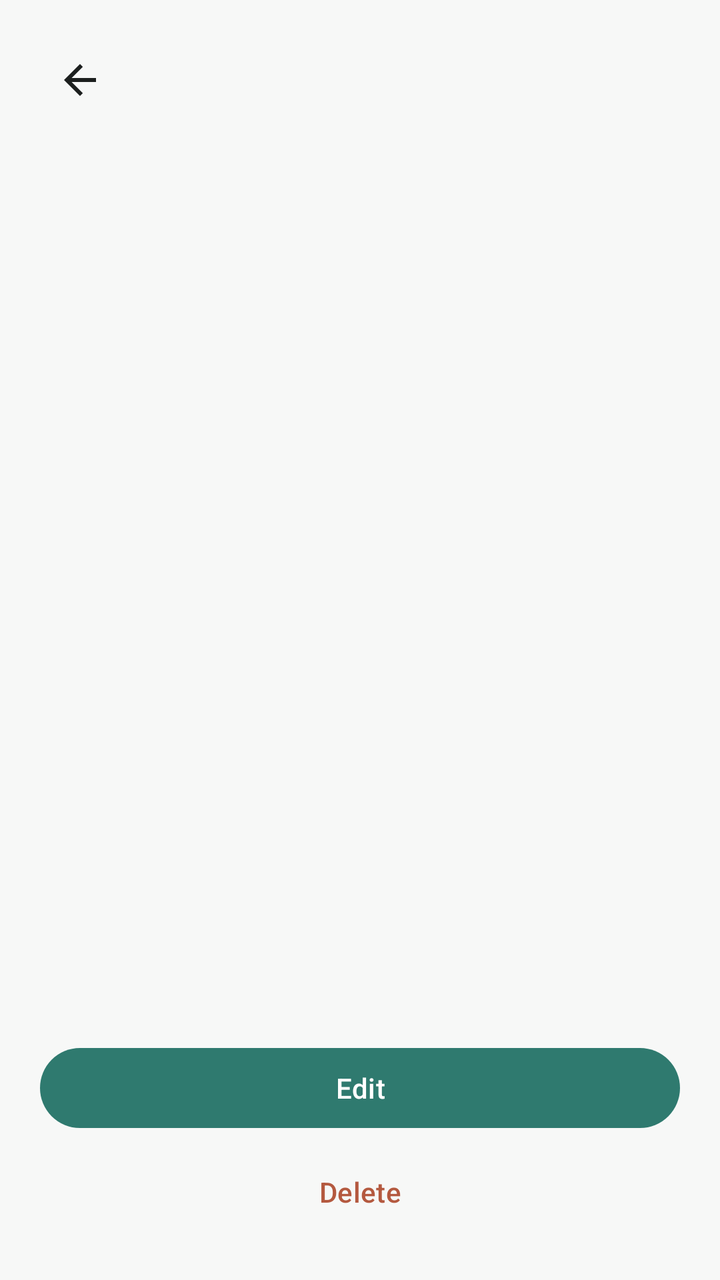
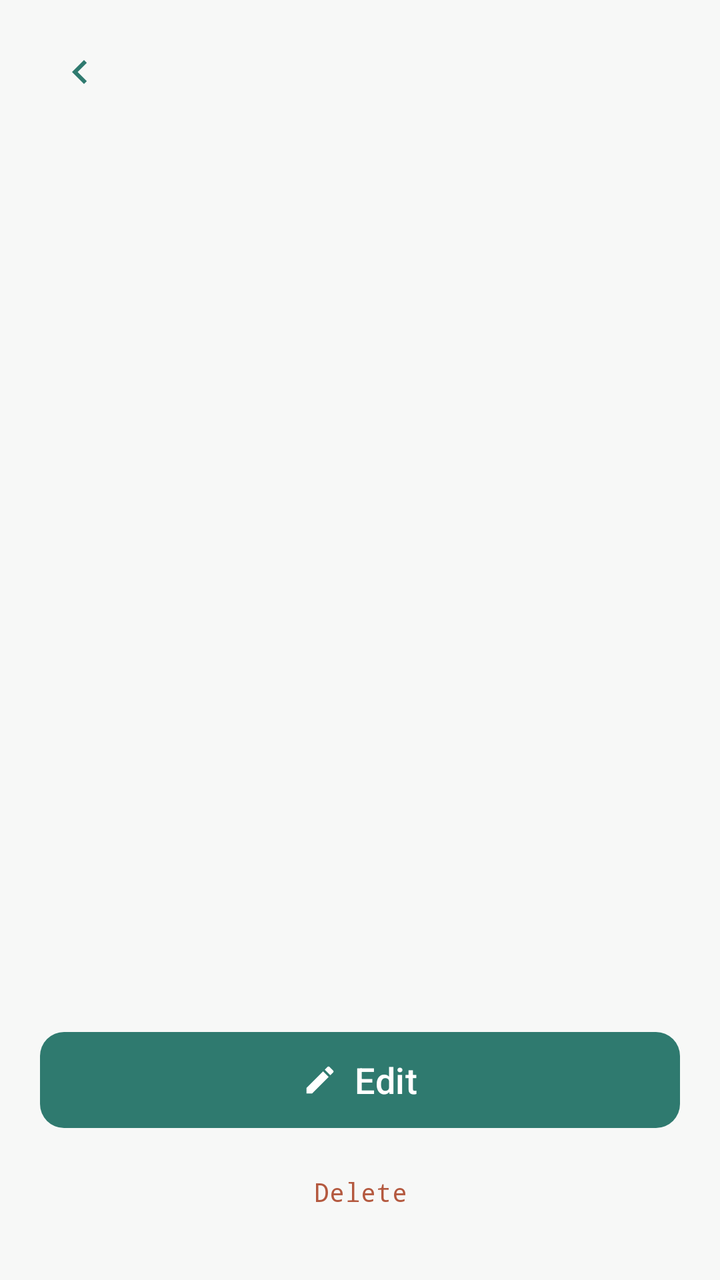

Before-and-after screenshots of an Android layout around one commit, followed by the original layout XML and the change that was made.
<!-- AndroidManifest.xml: application theme Theme.TodoList -->
<!-- res/layout/activity_task_detail.xml -->
<?xml version="1.0" encoding="utf-8"?>
<ScrollView xmlns:android="http://schemas.android.com/apk/res/android"
    xmlns:app="http://schemas.android.com/apk/res-auto"
    android:id="@+id/detail_root"
    android:layout_width="match_parent"
    android:layout_height="match_parent"
    android:background="@color/canvas_mist"
    android:fillViewport="true">

    <LinearLayout
        android:layout_width="match_parent"
        android:layout_height="wrap_content"
        android:orientation="vertical"
        android:padding="20dp">

        <ImageView
            android:id="@+id/btn_back"
            android:layout_width="40dp"
            android:layout_height="40dp"
            android:background="?attr/selectableItemBackgroundBorderless"
            android:contentDescription="@string/edit"
            android:padding="8dp"
            android:src="@drawable/ic_back" />

        <TextView
            android:id="@+id/detail_title"
            android:layout_width="match_parent"
            android:layout_height="wrap_content"
            android:layout_marginTop="12dp"
            android:textColor="@color/charcoal_ink"
            android:textSize="28sp"
            android:textStyle="bold" />

        <LinearLayout
            android:layout_width="wrap_content"
            android:layout_height="wrap_content"
            android:orientation="horizontal"
            android:gravity="center_vertical"
            android:layout_marginTop="12dp">

            <View
                android:id="@+id/detail_dot"
                android:layout_width="10dp"
                android:layout_height="10dp"
                android:layout_marginEnd="8dp"
                android:background="@drawable/bg_topic_dot"
                android:visibility="gone" />

            <TextView
                android:id="@+id/detail_topic"
                android:layout_width="wrap_content"
                android:layout_height="wrap_content"
                android:layout_marginEnd="16dp"
                android:textColor="@color/muted_steel"
                android:textSize="14sp" />

            <TextView
                android:id="@+id/detail_due"
                android:layout_width="wrap_content"
                android:layout_height="wrap_content"
                android:fontFamily="monospace"
                android:textColor="@color/muted_steel"
                android:textSize="13sp" />
        </LinearLayout>

        <ImageView
            android:id="@+id/detail_image"
            android:layout_width="match_parent"
            android:layout_height="220dp"
            android:layout_marginTop="20dp"
            android:contentDescription="@string/attachment"
            android:scaleType="centerCrop"
            android:visibility="gone" />

        <TextView
            android:id="@+id/detail_note"
            android:layout_width="match_parent"
            android:layout_height="wrap_content"
            android:layout_marginTop="20dp"
            android:lineSpacingExtra="4dp"
            android:textColor="@color/muted_steel"
            android:textSize="16sp"
            android:visibility="gone" />

        <Space
            android:layout_width="match_parent"
            android:layout_height="0dp"
            android:layout_weight="1"
            android:minHeight="24dp" />

        <com.google.android.material.button.MaterialButton
            android:id="@+id/btn_edit"
            android:layout_width="match_parent"
            android:layout_height="wrap_content"
            android:layout_marginTop="24dp"
            android:text="@string/edit"
            android:textColor="@color/pure_surface"
            app:backgroundTint="@color/muted_sage"
            app:cornerRadius="20dp" />

        <com.google.android.material.button.MaterialButton
            android:id="@+id/btn_delete"
            style="@style/Widget.Material3.Button.TextButton"
            android:layout_width="match_parent"
            android:layout_height="wrap_content"
            android:layout_marginTop="4dp"
            android:text="@string/delete"
            android:textColor="@color/soft_clay" />
    </LinearLayout>
</ScrollView>
<!-- resources referenced by this layout -->
<resources>
  <color name="canvas_mist">#F7F8F7</color>
  <color name="charcoal_ink">#1C1F1E</color>
  <color name="muted_sage">#2F7A6F</color>
  <color name="muted_steel">#6B7270</color>
  <color name="pure_surface">#FFFFFF</color>
  <color name="soft_clay">#B4593F</color>
  <!-- drawable bg_topic_dot (drawable) -->
  <?xml version="1.0" encoding="utf-8"?>
  <shape xmlns:android="http://schemas.android.com/apk/res/android"
      android:shape="oval">
      <solid android:color="@color/muted_sage" />
  </shape>
  <!-- drawable ic_back (drawable) -->
  <vector xmlns:android="http://schemas.android.com/apk/res/android"
      android:width="24dp" android:height="24dp"
      android:viewportWidth="24" android:viewportHeight="24"
      android:tint="#1C1F1E">
      <path android:fillColor="@android:color/white"
          android:pathData="M20,11H7.83l5.59,-5.59L12,4l-8,8 8,8 1.41,-1.41L7.83,13H20v-2z"/>
  </vector>
  <string name="attachment">Attachment</string>
  <string name="delete">Delete</string>
  <string name="edit">Edit</string>
  <style name="Theme.TodoList" parent="Base.Theme.TodoList" />
  <style name="Base.Theme.TodoList" parent="Theme.Material3.DayNight.NoActionBar">
          
          
          <item name="colorPrimary">@color/muted_sage</item>
          <item name="colorOnPrimary">@color/pure_surface</item>
          <item name="android:colorBackground">@color/canvas_mist</item>
          <item name="colorSurface">@color/pure_surface</item>
          <item name="colorOnSurface">@color/charcoal_ink</item>
      </style>
</resources>

<!-- the commit's change to res/layout/activity_task_detail.xml (unified diff, before → after) -->
@@ -11,8 +11,11 @@
         android:layout_width="match_parent"
         android:layout_height="wrap_content"
         android:orientation="vertical"
-        android:padding="20dp">
+        android:paddingHorizontal="20dp"
+        android:paddingTop="16dp"
+        android:paddingBottom="20dp">
 
+        
         <ImageView
             android:id="@+id/btn_back"
             android:layout_width="40dp"
@@ -20,17 +23,21 @@
             android:background="?attr/selectableItemBackgroundBorderless"
             android:contentDescription="@string/edit"
             android:padding="8dp"
-            android:src="@drawable/ic_back" />
+            android:src="@drawable/ic_chevron_left"
+            app:tint="@color/muted_sage" />
 
+        
         <TextView
             android:id="@+id/detail_title"
             android:layout_width="match_parent"
             android:layout_height="wrap_content"
-            android:layout_marginTop="12dp"
+            android:layout_marginTop="8dp"
             android:textColor="@color/charcoal_ink"
-            android:textSize="28sp"
-            android:textStyle="bold" />
+            android:textSize="32sp"
+            android:textStyle="bold"
+            android:lineSpacingExtra="2dp" />
 
+        
         <LinearLayout
             android:layout_width="wrap_content"
             android:layout_height="wrap_content"
@@ -40,8 +47,8 @@
 
             <View
                 android:id="@+id/detail_dot"
-                android:layout_width="10dp"
-                android:layout_height="10dp"
+                android:layout_width="8dp"
+                android:layout_height="8dp"
                 android:layout_marginEnd="8dp"
                 android:background="@drawable/bg_topic_dot"
                 android:visibility="gone" />
@@ -50,33 +57,71 @@
                 android:id="@+id/detail_topic"
                 android:layout_width="wrap_content"
                 android:layout_height="wrap_content"
-                android:layout_marginEnd="16dp"
                 android:textColor="@color/muted_steel"
                 android:textSize="14sp" />
 
-            <TextView
-                android:id="@+id/detail_due"
+            <LinearLayout
+                android:id="@+id/detail_reminder"
                 android:layout_width="wrap_content"
                 android:layout_height="wrap_content"
-                android:fontFamily="monospace"
-                android:textColor="@color/muted_steel"
-                android:textSize="13sp" />
+                android:orientation="horizontal"
+                android:gravity="center_vertical"
+                android:layout_marginStart="16dp"
+                android:visibility="gone">
+
+                <ImageView
+                    android:layout_width="16dp"
+                    android:layout_height="16dp"
+                    android:layout_marginEnd="6dp"
+                    android:contentDescription="@string/due_reminder"
+                    android:src="@drawable/ic_bell"
+                    app:tint="@color/faint_steel" />
+
+                <TextView
+                    android:id="@+id/detail_due"
+                    android:layout_width="wrap_content"
+                    android:layout_height="wrap_content"
+                    android:fontFamily="monospace"
+                    android:textColor="@color/muted_steel"
+                    android:textSize="13sp" />
+            </LinearLayout>
         </LinearLayout>
 
-        <ImageView
-            android:id="@+id/detail_image"
+        
+        <HorizontalScrollView
+            android:id="@+id/detail_image_scroll"
             android:layout_width="match_parent"
-            android:layout_height="220dp"
-            android:layout_marginTop="20dp"
-            android:contentDescription="@string/attachment"
-            android:scaleType="centerCrop"
+            android:layout_height="wrap_content"
+            android:layout_marginTop="24dp"
+            android:clipToPadding="false"
+            android:scrollbars="none"
+            android:visibility="gone">
+
+            <LinearLayout
+                android:id="@+id/detail_image_row"
+                android:layout_width="wrap_content"
+                android:layout_height="wrap_content"
+                android:orientation="horizontal" />
+        </HorizontalScrollView>
+
+        
+        <TextView
+            android:id="@+id/detail_note_label"
+            android:layout_width="wrap_content"
+            android:layout_height="wrap_content"
+            android:layout_marginTop="24dp"
+            android:letterSpacing="0.03"
+            android:text="@string/notes"
+            android:textColor="@color/muted_sage"
+            android:textSize="14sp"
+            android:textStyle="bold"
             android:visibility="gone" />
 
         <TextView
             android:id="@+id/detail_note"
             android:layout_width="match_parent"
             android:layout_height="wrap_content"
-            android:layout_marginTop="20dp"
+            android:layout_marginTop="12dp"
             android:lineSpacingExtra="4dp"
             android:textColor="@color/muted_steel"
             android:textSize="16sp"
@@ -88,15 +133,20 @@
             android:layout_weight="1"
             android:minHeight="24dp" />
 
+        
         <com.google.android.material.button.MaterialButton
             android:id="@+id/btn_edit"
             android:layout_width="match_parent"
-            android:layout_height="wrap_content"
+            android:layout_height="56dp"
             android:layout_marginTop="24dp"
             android:text="@string/edit"
             android:textColor="@color/pure_surface"
+            android:textSize="18sp"
             app:backgroundTint="@color/muted_sage"
-            app:cornerRadius="20dp" />
+            app:cornerRadius="12dp"
+            app:icon="@drawable/ic_edit"
+            app:iconGravity="textStart"
+            app:iconTint="@color/pure_surface" />
 
         <com.google.android.material.button.MaterialButton
             android:id="@+id/btn_delete"
@@ -104,7 +154,9 @@
             android:layout_width="match_parent"
             android:layout_height="wrap_content"
             android:layout_marginTop="4dp"
+            android:fontFamily="monospace"
             android:text="@string/delete"
+            android:textSize="13sp"
             android:textColor="@color/soft_clay" />
     </LinearLayout>
 </ScrollView>
<!-- resource entries referenced after the edit -->
@@ -2,6 +2,7 @@
 <resources>
   <color name="canvas_mist">#F7F8F7</color>
   <color name="charcoal_ink">#1C1F1E</color>
+  <color name="faint_steel">#A0A5A3</color>
   <color name="muted_sage">#2F7A6F</color>
   <color name="muted_steel">#6B7270</color>
   <color name="pure_surface">#FFFFFF</color>
@@ -12,17 +13,34 @@
       android:shape="oval">
       <solid android:color="@color/muted_sage" />
   </shape>
-  <!-- drawable ic_back (drawable) -->
+  <!-- drawable ic_bell (drawable) -->
+  <?xml version="1.0" encoding="utf-8"?>
   <vector xmlns:android="http://schemas.android.com/apk/res/android"
       android:width="24dp" android:height="24dp"
-      android:viewportWidth="24" android:viewportHeight="24"
-      android:tint="#1C1F1E">
-      <path android:fillColor="@android:color/white"
-          android:pathData="M20,11H7.83l5.59,-5.59L12,4l-8,8 8,8 1.41,-1.41L7.83,13H20v-2z"/>
+      android:viewportWidth="24" android:viewportHeight="24">
+      <path android:fillColor="@color/charcoal_ink"
+          android:pathData="M12,22c1.1,0 2,-0.9 2,-2h-4c0,1.1 0.9,2 2,2zM18,16v-5c0,-3.07 -1.64,-5.64 -4.5,-6.32L13.5,4c0,-0.83 -0.67,-1.5 -1.5,-1.5s-1.5,0.67 -1.5,1.5v0.68C7.63,5.36 6,7.92 6,11v5l-2,2v1h16v-1l-2,-2z"/>
   </vector>
-  <string name="attachment">Attachment</string>
+  <!-- drawable ic_chevron_left (drawable) -->
+  <?xml version="1.0" encoding="utf-8"?>
+  <vector xmlns:android="http://schemas.android.com/apk/res/android"
+      android:width="24dp" android:height="24dp"
+      android:viewportWidth="24" android:viewportHeight="24">
+      <path android:fillColor="@color/charcoal_ink"
+          android:pathData="M15.41,7.41L14,6l-6,6 6,6 1.41,-1.41L10.83,12z"/>
+  </vector>
+  <!-- drawable ic_edit (drawable) -->
+  <?xml version="1.0" encoding="utf-8"?>
+  <vector xmlns:android="http://schemas.android.com/apk/res/android"
+      android:width="24dp" android:height="24dp"
+      android:viewportWidth="24" android:viewportHeight="24">
+      <path android:fillColor="@color/charcoal_ink"
+          android:pathData="M3,17.25V21h3.75L17.81,9.94l-3.75,-3.75L3,17.25zM20.71,7.04c0.39,-0.39 0.39,-1.02 0,-1.41l-2.34,-2.34c-0.39,-0.39 -1.02,-0.39 -1.41,0l-1.83,1.83 3.75,3.75 1.83,-1.83z"/>
+  </vector>
   <string name="delete">Delete</string>
+  <string name="due_reminder">Due date &amp; reminder</string>
   <string name="edit">Edit</string>
+  <string name="notes">Notes</string>
   <style name="Theme.TodoList" parent="Base.Theme.TodoList" />
   <style name="Base.Theme.TodoList" parent="Theme.Material3.DayNight.NoActionBar">
           
